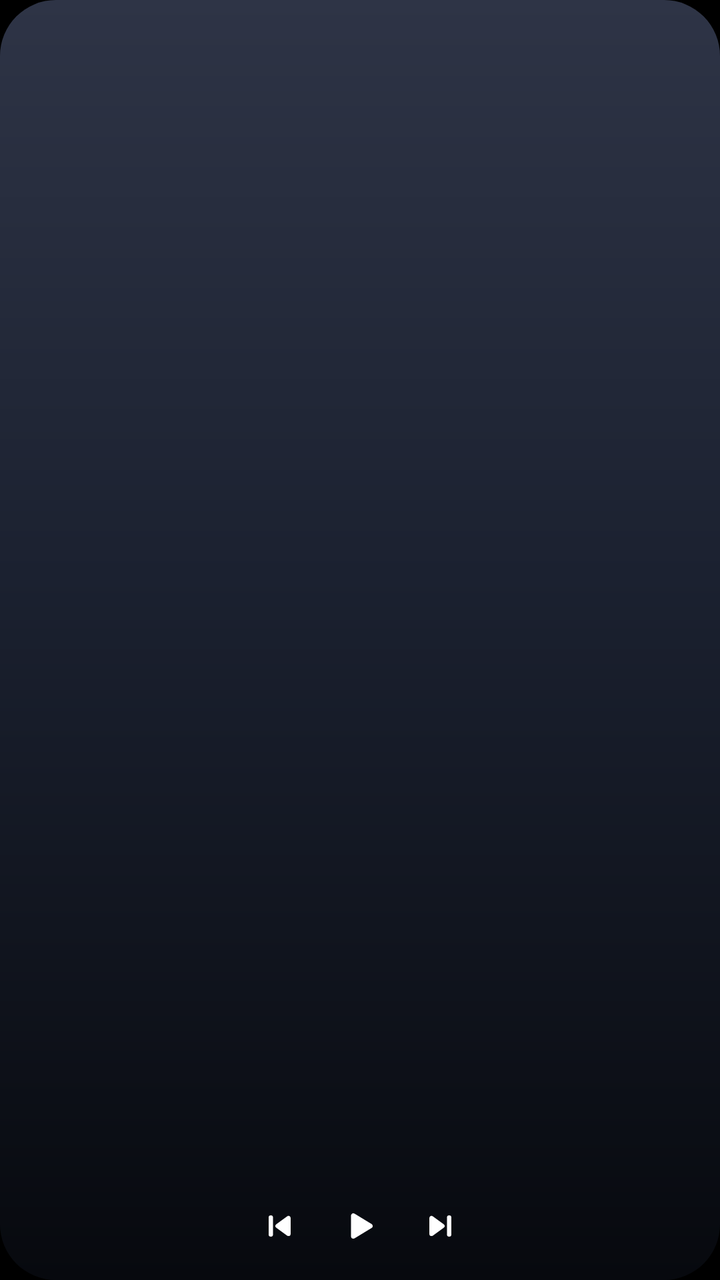
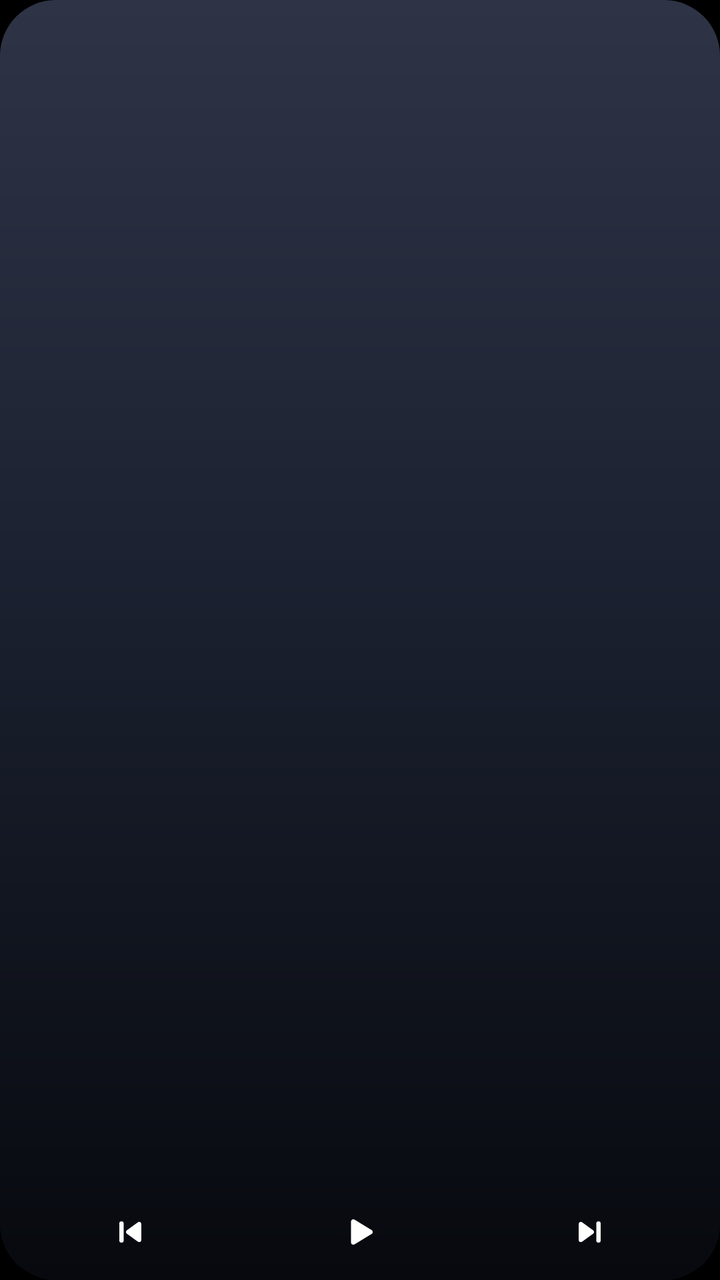

Before-and-after screenshots of an Android layout around one commit, followed by the original layout XML and the change that was made.
<!-- AndroidManifest.xml: application theme Theme.BitChord -->
<!-- res/layout/widget_media_compact.xml -->
<?xml version="1.0" encoding="utf-8"?>
<FrameLayout xmlns:android="http://schemas.android.com/apk/res/android"
    android:id="@+id/widget_root"
    android:layout_width="match_parent"
    android:layout_height="match_parent"
    android:background="@drawable/widget_preview_art">

    
    <ImageView
        android:id="@+id/widget_art"
        android:layout_width="match_parent"
        android:layout_height="match_parent"
        android:contentDescription="@string/widget_artwork"
        android:scaleType="fitXY" />

    <LinearLayout
        android:id="@+id/widget_band"
        android:layout_width="match_parent"
        android:layout_height="@dimen/widget_band_compact"
        android:layout_gravity="bottom"
        android:gravity="center"
        android:orientation="horizontal"
        android:paddingLeft="@dimen/widget_band_padding"
        android:paddingRight="@dimen/widget_band_padding">

        <ImageView
            android:id="@+id/widget_previous"
            android:layout_width="@dimen/widget_button_compact"
            android:layout_height="@dimen/widget_button_compact"
            android:background="@drawable/widget_transport_button"
            android:contentDescription="@string/widget_previous"
            android:padding="9dp"
            android:src="@drawable/ic_widget_previous" />

        <ImageView
            android:id="@+id/widget_toggle"
            android:layout_width="@dimen/widget_button_compact"
            android:layout_height="@dimen/widget_button_compact"
            android:background="@drawable/widget_transport_button"
            android:contentDescription="@string/widget_play"
            android:padding="9dp"
            android:src="@drawable/ic_widget_play" />

        <ImageView
            android:id="@+id/widget_next"
            android:layout_width="@dimen/widget_button_compact"
            android:layout_height="@dimen/widget_button_compact"
            android:background="@drawable/widget_transport_button"
            android:contentDescription="@string/widget_next"
            android:padding="9dp"
            android:src="@drawable/ic_widget_next" />
    </LinearLayout>
</FrameLayout>
<!-- resources referenced by this layout -->
<resources>
  <dimen name="widget_band_compact">54dp</dimen>
  <dimen name="widget_band_padding">8dp</dimen>
  <dimen name="widget_button_compact">40dp</dimen>
  <!-- drawable ic_widget_next (drawable) -->
  <?xml version="1.0" encoding="utf-8"?>
  <vector xmlns:android="http://schemas.android.com/apk/res/android"
      android:width="24dp"
      android:height="24dp"
      android:viewportWidth="24"
      android:viewportHeight="24">
      <path
          android:fillColor="#FFFFFFFF"
          android:pathData="M7.4,7.7L7.4,16.3L13.3,12Z"
          android:strokeColor="#FFFFFFFF"
          android:strokeLineCap="round"
          android:strokeLineJoin="round"
          android:strokeWidth="2.4" />
      <path
          android:pathData="M17,7.4L17,16.6"
          android:strokeColor="#FFFFFFFF"
          android:strokeLineCap="round"
          android:strokeWidth="2.4" />
  </vector>
  <!-- drawable ic_widget_play (drawable) -->
  <?xml version="1.0" encoding="utf-8"?>
  <vector xmlns:android="http://schemas.android.com/apk/res/android"
      android:width="24dp"
      android:height="24dp"
      android:viewportWidth="24"
      android:viewportHeight="24">
      <path
          android:fillColor="#FFFFFFFF"
          android:pathData="M8.4,6.4L8.4,17.6L17.6,12Z"
          android:strokeColor="#FFFFFFFF"
          android:strokeLineCap="round"
          android:strokeLineJoin="round"
          android:strokeWidth="2.6" />
  </vector>
  <!-- drawable ic_widget_previous (drawable) -->
  <?xml version="1.0" encoding="utf-8"?>
  <vector xmlns:android="http://schemas.android.com/apk/res/android"
      android:width="24dp"
      android:height="24dp"
      android:viewportWidth="24"
      android:viewportHeight="24">
      <path
          android:pathData="M7,7.4L7,16.6"
          android:strokeColor="#FFFFFFFF"
          android:strokeLineCap="round"
          android:strokeWidth="2.4" />
      <path
          android:fillColor="#FFFFFFFF"
          android:pathData="M16.6,7.7L16.6,16.3L10.7,12Z"
          android:strokeColor="#FFFFFFFF"
          android:strokeLineCap="round"
          android:strokeLineJoin="round"
          android:strokeWidth="2.4" />
  </vector>
  <!-- drawable widget_preview_art (drawable) -->
  <?xml version="1.0" encoding="utf-8"?>
  <shape xmlns:android="http://schemas.android.com/apk/res/android"
      android:shape="rectangle">
      <corners android:radius="@dimen/widget_corner_radius" />
      <gradient
          android:angle="270"
          android:centerColor="#FF1B2130"
          android:centerY="0.45"
          android:endColor="#FF07090E"
          android:startColor="#FF2E3446"
          android:type="linear" />
  </shape>
  <!-- drawable widget_transport_button (drawable) -->
  <?xml version="1.0" encoding="utf-8"?>
  <ripple xmlns:android="http://schemas.android.com/apk/res/android"
      android:color="#40FFFFFF">
      <item android:id="@android:id/mask">
          <shape android:shape="oval">
              <solid android:color="#FFFFFFFF" />
          </shape>
      </item>
  </ripple>
  <string name="widget_artwork">Album art</string>
  <string name="widget_next">Next</string>
  <string name="widget_play">Play</string>
  <string name="widget_previous">Previous</string>
  <style name="Theme.BitChord" parent="android:Theme.Material.NoActionBar">
          <item name="android:windowBackground">@android:color/black</item>
      </style>
  <dimen name="widget_corner_radius">16dp</dimen>
</resources>

<!-- the commit's change to res/layout/widget_media_compact.xml (unified diff, before → after) -->
@@ -18,36 +18,63 @@
         android:layout_width="match_parent"
         android:layout_height="@dimen/widget_band_compact"
         android:layout_gravity="bottom"
-        android:gravity="center"
-        android:orientation="horizontal"
+        android:gravity="center_horizontal|bottom"
+        android:orientation="vertical"
         android:paddingLeft="@dimen/widget_band_padding"
-        android:paddingRight="@dimen/widget_band_padding">
+        android:paddingRight="@dimen/widget_band_padding"
+        android:paddingBottom="4dp">
 
-        <ImageView
-            android:id="@+id/widget_previous"
-            android:layout_width="@dimen/widget_button_compact"
-            android:layout_height="@dimen/widget_button_compact"
-            android:background="@drawable/widget_transport_button"
-            android:contentDescription="@string/widget_previous"
-            android:padding="9dp"
-            android:src="@drawable/ic_widget_previous" />
+        
+        <TextView
+            android:id="@+id/widget_title"
+            android:layout_width="match_parent"
+            android:layout_height="wrap_content"
+            android:layout_marginBottom="3dp"
+            android:ellipsize="end"
+            android:fontFamily="@font/sf_pro_display_semibold"
+            android:gravity="center_horizontal"
+            android:includeFontPadding="false"
+            android:maxLines="1"
+            android:paddingLeft="4dp"
+            android:paddingRight="4dp"
+            android:textColor="#FFFFFFFF"
+            android:textSize="13sp" />
 
-        <ImageView
-            android:id="@+id/widget_toggle"
-            android:layout_width="@dimen/widget_button_compact"
-            android:layout_height="@dimen/widget_button_compact"
-            android:background="@drawable/widget_transport_button"
-            android:contentDescription="@string/widget_play"
-            android:padding="9dp"
-            android:src="@drawable/ic_widget_play" />
+        
+        <LinearLayout
+            android:layout_width="match_parent"
+            android:layout_height="wrap_content"
+            android:orientation="horizontal">
 
-        <ImageView
-            android:id="@+id/widget_next"
-            android:layout_width="@dimen/widget_button_compact"
-            android:layout_height="@dimen/widget_button_compact"
-            android:background="@drawable/widget_transport_button"
-            android:contentDescription="@string/widget_next"
-            android:padding="9dp"
-            android:src="@drawable/ic_widget_next" />
+            <ImageView
+                android:id="@+id/widget_previous"
+                android:layout_width="0dp"
+                android:layout_height="@dimen/widget_button_compact"
+                android:layout_weight="1"
+                android:background="@drawable/widget_transport_button"
+                android:contentDescription="@string/widget_previous"
+                android:padding="9dp"
+                android:src="@drawable/ic_widget_previous" />
+
+            <ImageView
+                android:id="@+id/widget_toggle"
+                android:layout_width="0dp"
+                android:layout_height="@dimen/widget_button_compact"
+                android:layout_weight="1"
+                android:background="@drawable/widget_transport_button"
+                android:contentDescription="@string/widget_play"
+                android:padding="9dp"
+                android:src="@drawable/ic_widget_play" />
+
+            <ImageView
+                android:id="@+id/widget_next"
+                android:layout_width="0dp"
+                android:layout_height="@dimen/widget_button_compact"
+                android:layout_weight="1"
+                android:background="@drawable/widget_transport_button"
+                android:contentDescription="@string/widget_next"
+                android:padding="9dp"
+                android:src="@drawable/ic_widget_next" />
+        </LinearLayout>
     </LinearLayout>
 </FrameLayout>
<!-- resource entries referenced after the edit -->
@@ -1,6 +1,6 @@
 <!-- resources referenced by this layout -->
 <resources>
-  <dimen name="widget_band_compact">54dp</dimen>
+  <dimen name="widget_band_compact">66dp</dimen>
   <dimen name="widget_band_padding">8dp</dimen>
   <dimen name="widget_button_compact">40dp</dimen>
   <!-- drawable ic_widget_next (drawable) -->
